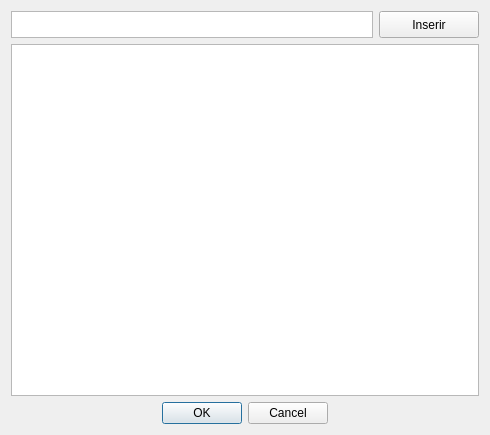
First picture: the form in tela_contribuicao.ui, repository CaioPellicani/projeto_coracao, before the edit.
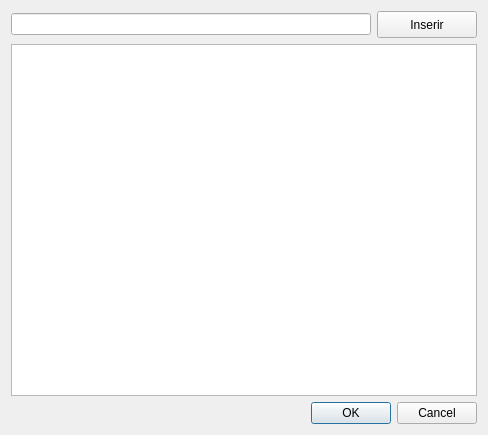
Second picture: the form after the edit.

Commit message: problemas com signal/slot, tem que trocar list por table

```diff
--- a/tela_contribuicao.ui
+++ b/tela_contribuicao.ui
@@ -17,23 +17,7 @@
    <item>
     <layout class="QHBoxLayout" name="horizontalLayout">
      <item>
-      <widget class="QTextEdit" name="txtValor">
-       <property name="sizePolicy">
-        <sizepolicy hsizetype="Minimum" vsizetype="Minimum">
-         <horstretch>0</horstretch>
-         <verstretch>27</verstretch>
-        </sizepolicy>
-       </property>
-       <property name="minimumSize">
-        <size>
-         <width>362</width>
-         <height>27</height>
-        </size>
-       </property>
-       <property name="verticalScrollBarPolicy">
-        <enum>Qt::ScrollBarAlwaysOff</enum>
-       </property>
-      </widget>
+      <widget class="QLineEdit" name="txtValor"/>
      </item>
      <item>
       <widget class="QPushButton" name="btnAddValor">
@@ -51,25 +35,13 @@
     </layout>
    </item>
    <item>
-    <widget class="QListView" name="lviLista"/>
+    <widget class="QListWidget" name="lstValores"/>
    </item>
    <item>
     <widget class="QDialogButtonBox" name="btnConfirmar">
-     <property name="layoutDirection">
-      <enum>Qt::LeftToRight</enum>
-     </property>
-     <property name="autoFillBackground">
-      <bool>false</bool>
-     </property>
-     <property name="orientation">
-      <enum>Qt::Horizontal</enum>
-     </property>
      <property name="standardButtons">
       <set>QDialogButtonBox::Cancel|QDialogButtonBox::Ok</set>
      </property>
-     <property name="centerButtons">
-      <bool>true</bool>
-     </property>
     </widget>
    </item>
   </layout>
```
The commit also changes 5 other files.
